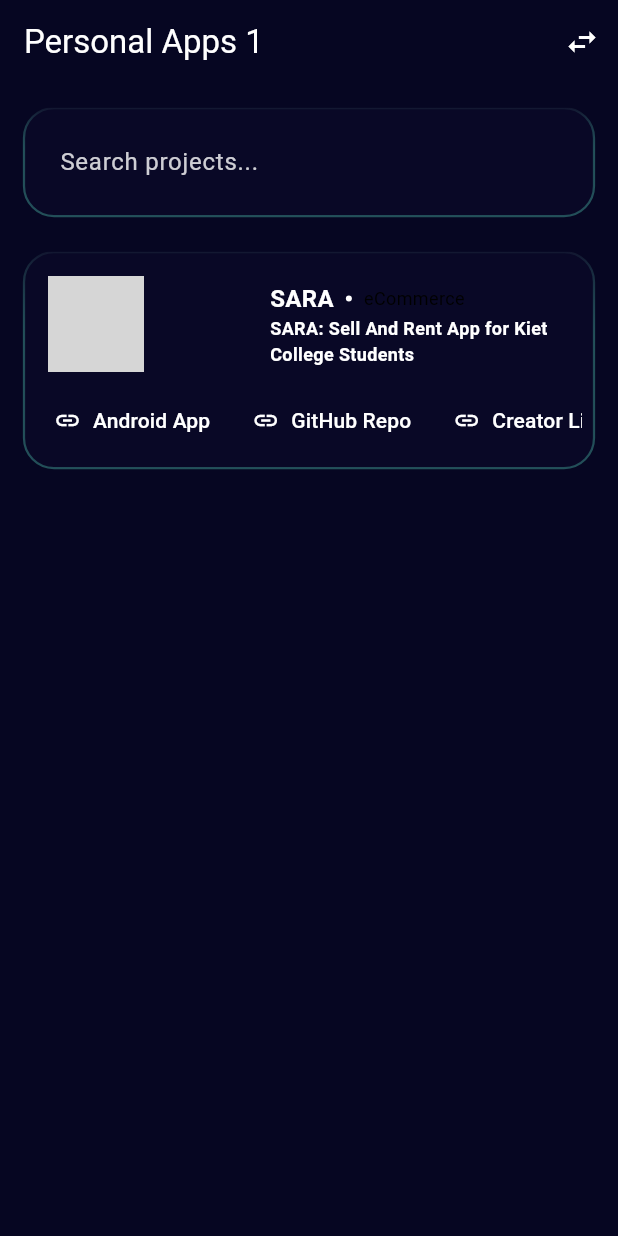
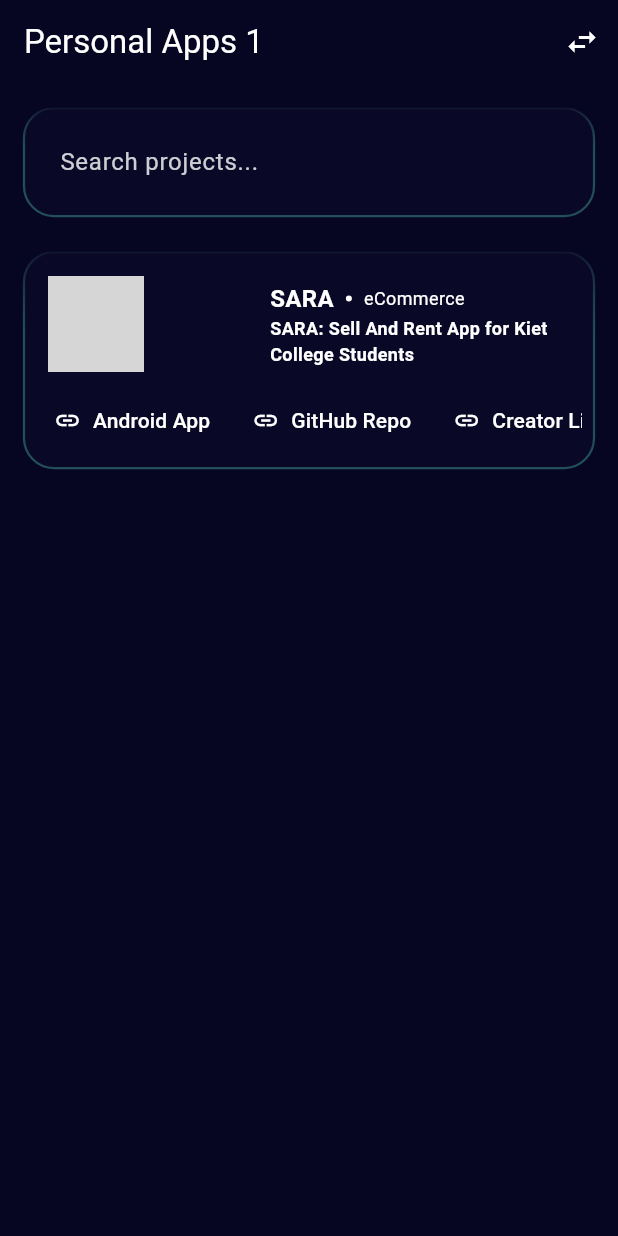
Before and after one commit to shivaAg04/flutterprojecthub.com, a Flutter app: the screen it shows after launch, after a tap on the "swap horiz" icon, on a phone screen of 412 x 824 dp. Run offline on Flutter 3.47's test engine with Material 3 defaults, Android fonts, the phone set to English and light mode, and no system bars; network calls fail; grey boxes are pictures that could not be loaded.

Commit message:
Update home_screen.dart

```diff
--- a/lib/view/home_screen.dart
+++ b/lib/view/home_screen.dart
@@ -147,7 +147,7 @@ class HomeScreen extends StatelessWidget {
                                                   Text(
                                                     project.industry.name,
                                                     style: TextStyle(
-                                                      color: AppColor.black,
+                                                      color: AppColor.white,
                                                       fontSize: 12,
                                                     ),
                                                   ),
```
